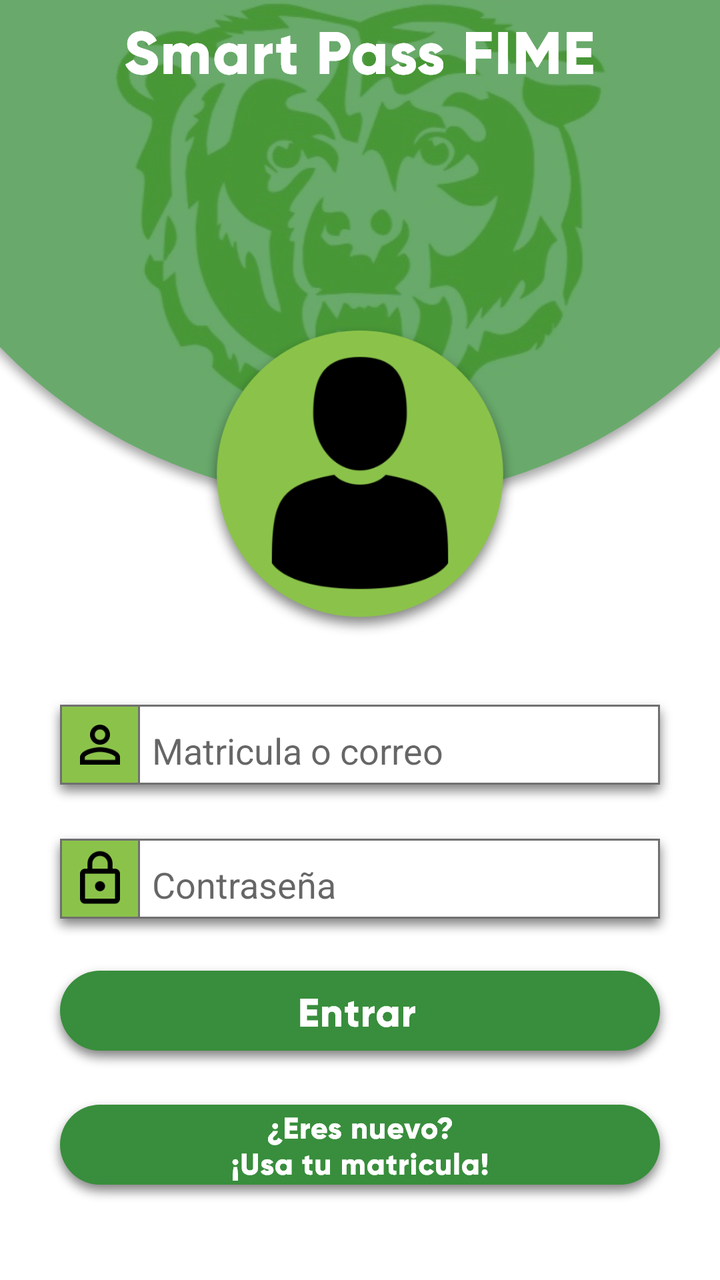
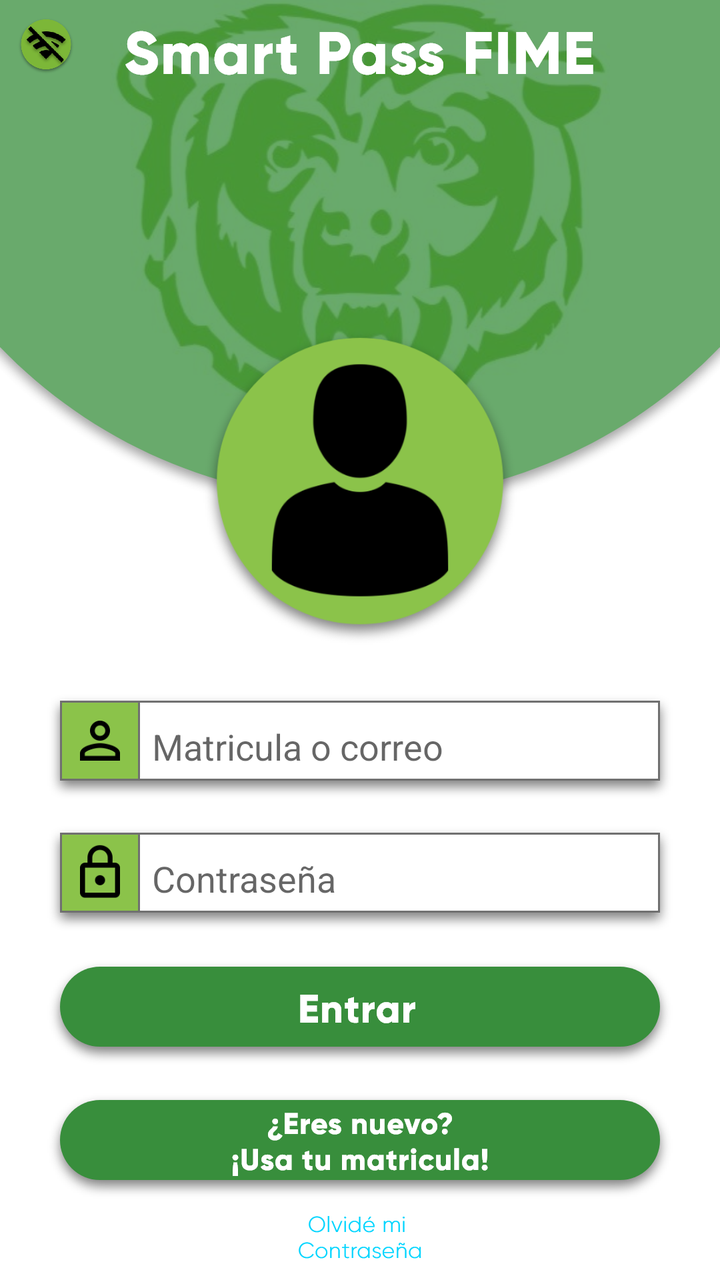

An Android layout rendered at two revisions. The XML below is the earlier revision; the diff shows what the commit changed to produce the second picture.
<!-- AndroidManifest.xml: application theme AppTheme -->
<!-- res/layout/activity_ingresar.xml -->
<?xml version="1.0" encoding="utf-8"?>
<android.support.constraint.ConstraintLayout xmlns:android="http://schemas.android.com/apk/res/android"
    xmlns:app="http://schemas.android.com/apk/res-auto"
    xmlns:tools="http://schemas.android.com/tools"
    android:layout_width="match_parent"
    android:layout_height="match_parent"
    tools:context=".MainMenu"
    android:background="@drawable/loginnuevo">


    <Button
        android:id="@+id/registro"
        android:layout_width="wrap_content"
        android:layout_height="wrap_content"
        android:layout_marginStart="8dp"
        android:layout_marginTop="8dp"
        android:layout_marginEnd="8dp"
        android:layout_marginBottom="8dp"
        android:background="@drawable/grupo3"
        app:layout_constraintBottom_toBottomOf="parent"
        app:layout_constraintEnd_toEndOf="parent"
        app:layout_constraintStart_toStartOf="parent"
        app:layout_constraintTop_toTopOf="parent"
        app:layout_constraintVertical_bias="0.951" />

    <Button
        android:id="@+id/entrar"
        android:layout_width="wrap_content"
        android:layout_height="wrap_content"
        android:layout_marginStart="8dp"
        android:layout_marginTop="8dp"
        android:layout_marginEnd="8dp"
        android:layout_marginBottom="8dp"
        android:background="@drawable/grupo2"
        app:layout_constraintBottom_toBottomOf="parent"
        app:layout_constraintEnd_toEndOf="parent"
        app:layout_constraintStart_toStartOf="parent"
        app:layout_constraintTop_toTopOf="parent"
        app:layout_constraintVertical_bias="0.833" />

    <EditText
        android:id="@+id/matricula"
        android:layout_width="wrap_content"
        android:layout_height="wrap_content"
        android:layout_marginStart="8dp"
        android:layout_marginTop="8dp"
        android:layout_marginEnd="8dp"
        android:layout_marginBottom="8dp"
        android:background="@drawable/grupo5"
        android:ems="10"
        android:hint="Matricula o correo"
        android:paddingLeft="55dp"
        android:visibility="visible"
        app:layout_constraintBottom_toBottomOf="parent"
        app:layout_constraintEnd_toEndOf="parent"
        app:layout_constraintStart_toStartOf="parent"
        app:layout_constraintTop_toTopOf="parent"
        app:layout_constraintVertical_bias="0.598" />

    <EditText
        android:id="@+id/contraseña"
        android:layout_width="wrap_content"
        android:layout_height="wrap_content"
        android:layout_marginStart="8dp"
        android:layout_marginTop="8dp"
        android:layout_marginEnd="8dp"
        android:layout_marginBottom="8dp"
        android:background="@drawable/grupo4"
        android:ems="10"
        android:hint="Contraseña"
        android:inputType="textPassword"
        android:paddingLeft="55dp"
        app:layout_constraintBottom_toBottomOf="parent"
        app:layout_constraintEnd_toEndOf="parent"
        app:layout_constraintStart_toStartOf="parent"
        app:layout_constraintTop_toTopOf="parent"
        app:layout_constraintVertical_bias="0.716" />


    <ImageView
        android:id="@+id/imageView"
        android:layout_width="168dp"
        android:layout_height="163dp"
        android:layout_marginStart="8dp"
        android:layout_marginTop="8dp"
        android:layout_marginEnd="8dp"
        android:layout_marginBottom="8dp"
        app:layout_constraintBottom_toBottomOf="parent"
        app:layout_constraintEnd_toEndOf="parent"
        app:layout_constraintStart_toStartOf="parent"
        app:layout_constraintTop_toTopOf="parent"
        app:layout_constraintVertical_bias="0.327"
        app:srcCompat="@drawable/personalogin" />

    <ImageView
        android:id="@+id/imageView8"
        android:layout_width="wrap_content"
        android:layout_height="wrap_content"
        android:layout_marginStart="8dp"
        android:layout_marginTop="8dp"
        android:layout_marginEnd="8dp"
        android:layout_marginBottom="8dp"
        app:layout_constraintBottom_toBottomOf="parent"
        app:layout_constraintEnd_toEndOf="parent"
        app:layout_constraintStart_toStartOf="parent"
        app:layout_constraintTop_toTopOf="parent"
        app:layout_constraintVertical_bias="0.0"
        app:srcCompat="@drawable/smartpassfime" />


</android.support.constraint.ConstraintLayout>
<!-- resources referenced by this layout -->
<resources>
  <!-- drawable grupo2: png bitmap (drawable-hdpi, 4440 bytes) -->
  <!-- drawable grupo3: png bitmap (drawable-hdpi, 7857 bytes) -->
  <!-- drawable grupo4: png bitmap (drawable-hdpi, 2617 bytes) -->
  <!-- drawable grupo5: png bitmap (drawable-hdpi, 2867 bytes) -->
  <!-- drawable loginnuevo: png bitmap (drawable-hdpi, 115214 bytes) -->
  <!-- drawable personalogin: png bitmap (drawable-hdpi, 13669 bytes) -->
  <!-- drawable smartpassfime: png bitmap (drawable-hdpi, 3269 bytes) -->
  <style name="AppTheme" parent="Theme.AppCompat.Light.NoActionBar">
          
          <item name="colorPrimary">@color/colorPrimary</item>
          <item name="colorPrimaryDark">@color/colorPrimaryDark</item>
          <item name="colorAccent">@color/colorAccent</item>
      </style>
  <color name="colorPrimary">#008577</color>
  <color name="colorPrimaryDark">#00574B</color>
  <color name="colorAccent">#D81B60</color>
</resources>

<!-- the commit's change to res/layout/activity_ingresar.xml (unified diff, before → after) -->
@@ -6,6 +6,24 @@
     android:layout_height="match_parent"
     tools:context=".MainMenu"
     android:background="@drawable/loginnuevo">
+
+    <ImageButton
+        android:id="@+id/activity_ingresar_nowifibutton"
+        android:layout_width="30dp"
+        android:layout_height="30dp"
+        android:layout_alignParentStart="true"
+        android:layout_alignParentTop="true"
+        android:layout_marginStart="8dp"
+        android:layout_marginTop="8dp"
+        android:layout_marginEnd="8dp"
+        android:layout_marginBottom="8dp"
+        android:background="@drawable/ic_nowifi"
+        app:layout_constraintBottom_toBottomOf="parent"
+        app:layout_constraintEnd_toEndOf="parent"
+        app:layout_constraintHorizontal_bias="0.0"
+        app:layout_constraintStart_toStartOf="parent"
+        app:layout_constraintTop_toTopOf="parent"
+        app:layout_constraintVertical_bias="0.0" />
 
 
     <Button
@@ -21,7 +39,7 @@
         app:layout_constraintEnd_toEndOf="parent"
         app:layout_constraintStart_toStartOf="parent"
         app:layout_constraintTop_toTopOf="parent"
-        app:layout_constraintVertical_bias="0.951" />
+        app:layout_constraintVertical_bias="0.947" />
 
     <Button
         android:id="@+id/entrar"
@@ -36,7 +54,7 @@
         app:layout_constraintEnd_toEndOf="parent"
         app:layout_constraintStart_toStartOf="parent"
         app:layout_constraintTop_toTopOf="parent"
-        app:layout_constraintVertical_bias="0.833" />
+        app:layout_constraintVertical_bias="0.829" />
 
     <EditText
         android:id="@+id/matricula"
@@ -55,7 +73,7 @@
         app:layout_constraintEnd_toEndOf="parent"
         app:layout_constraintStart_toStartOf="parent"
         app:layout_constraintTop_toTopOf="parent"
-        app:layout_constraintVertical_bias="0.598" />
+        app:layout_constraintVertical_bias="0.594" />
 
     <EditText
         android:id="@+id/contraseña"
@@ -74,7 +92,7 @@
         app:layout_constraintEnd_toEndOf="parent"
         app:layout_constraintStart_toStartOf="parent"
         app:layout_constraintTop_toTopOf="parent"
-        app:layout_constraintVertical_bias="0.716" />
+        app:layout_constraintVertical_bias="0.711" />
 
 
     <ImageView
@@ -89,7 +107,7 @@
         app:layout_constraintEnd_toEndOf="parent"
         app:layout_constraintStart_toStartOf="parent"
         app:layout_constraintTop_toTopOf="parent"
-        app:layout_constraintVertical_bias="0.327"
+        app:layout_constraintVertical_bias="0.335"
         app:srcCompat="@drawable/personalogin" />
 
     <ImageView
@@ -107,5 +125,20 @@
         app:layout_constraintVertical_bias="0.0"
         app:srcCompat="@drawable/smartpassfime" />
 
+    <ImageButton
+        android:id="@+id/olvidebutton"
+        android:layout_width="wrap_content"
+        android:layout_height="wrap_content"
+        android:layout_marginStart="8dp"
+        android:layout_marginTop="8dp"
+        android:layout_marginEnd="8dp"
+        android:layout_marginBottom="8dp"
+        app:layout_constraintBottom_toBottomOf="parent"
+        app:layout_constraintEnd_toEndOf="parent"
+        app:layout_constraintStart_toStartOf="parent"
+        app:layout_constraintTop_toTopOf="parent"
+        app:layout_constraintVertical_bias="1.0"
+        android:background="@drawable/olvidemicontrasenaboton"/>
+
 
 </android.support.constraint.ConstraintLayout>
<!-- resource entries referenced after the edit -->
@@ -4,7 +4,9 @@
   <!-- drawable grupo3: png bitmap (drawable-hdpi, 7857 bytes) -->
   <!-- drawable grupo4: png bitmap (drawable-hdpi, 2617 bytes) -->
   <!-- drawable grupo5: png bitmap (drawable-hdpi, 2867 bytes) -->
+  <!-- drawable ic_nowifi: png bitmap (drawable-hdpi, 15871 bytes) -->
   <!-- drawable loginnuevo: png bitmap (drawable-hdpi, 115214 bytes) -->
+  <!-- drawable olvidemicontrasenaboton: png bitmap (drawable-hdpi, 1804 bytes) -->
   <!-- drawable personalogin: png bitmap (drawable-hdpi, 13669 bytes) -->
   <!-- drawable smartpassfime: png bitmap (drawable-hdpi, 3269 bytes) -->
   <style name="AppTheme" parent="Theme.AppCompat.Light.NoActionBar">
